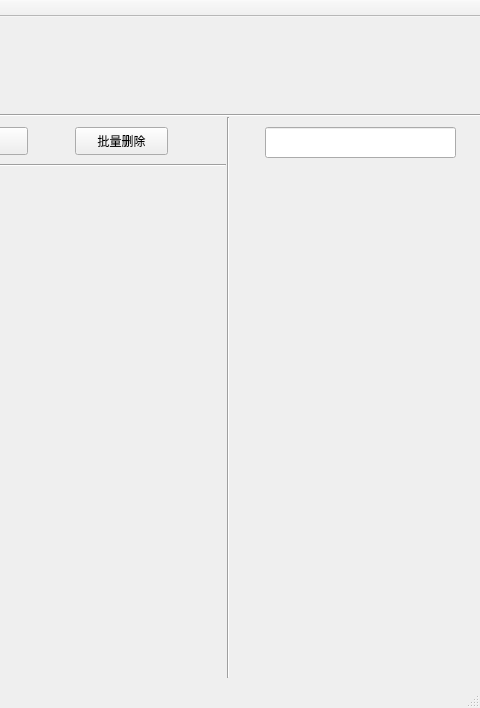
Before: the Qt Designer form mainwindow.ui in HustGw/CLLLLLLLSAFFFFFEWINN, drawn with Qt 5; both pictures show x 685 to 1165 and y 0 to 708 of the 1165 by 708 pixel window.
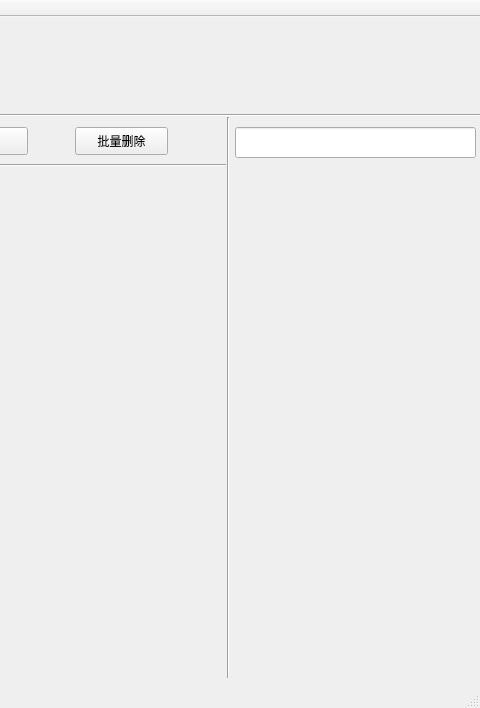
After: the same form once the commit is applied.

Diff of the .ui file:
```diff
--- a/mainwindow.ui
+++ b/mainwindow.ui
@@ -56,9 +56,9 @@
    <widget class="QLineEdit" name="SearchEdit">
     <property name="geometry">
      <rect>
-      <x>950</x>
+      <x>920</x>
       <y>110</y>
-      <width>191</width>
+      <width>241</width>
       <height>31</height>
      </rect>
     </property>
@@ -108,7 +108,7 @@
       <x>920</x>
       <y>150</y>
       <width>241</width>
-      <height>491</height>
+      <height>501</height>
      </rect>
     </property>
    </widget>
```
